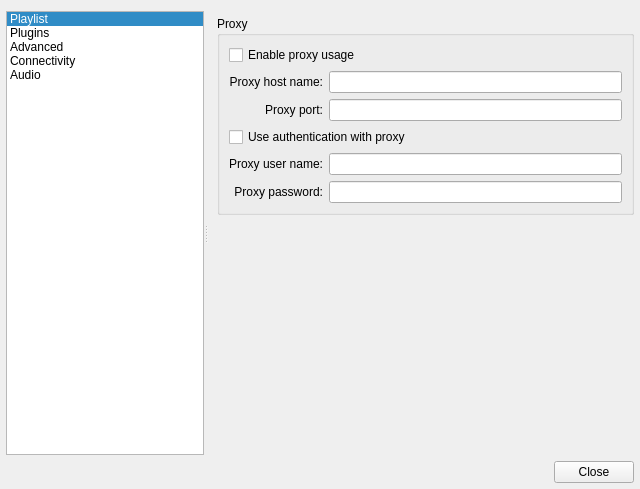
Before: the Qt Designer form src/qmmpui/forms/configdialog.ui in ksv1986/qmmp-staging, drawn with Qt 5.
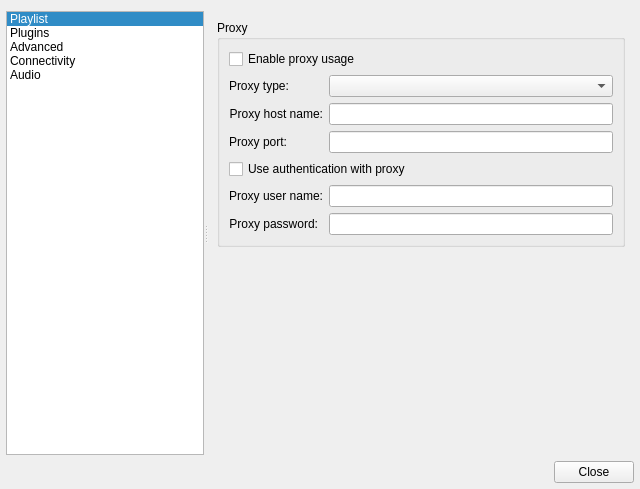
After: the same form once the commit is applied. The open tabs and pages were chosen to show the change. Icons and pictures are not drawn.

Commit message: added socks5 proxy support

The edit to the form file:
```diff
--- a/src/qmmpui/forms/configdialog.ui
+++ b/src/qmmpui/forms/configdialog.ui
@@ -517,19 +517,7 @@
        </layout>
       </widget>
       <widget class="QWidget" name="network">
-       <layout class="QVBoxLayout">
-        <property name="leftMargin">
-         <number>9</number>
-        </property>
-        <property name="topMargin">
-         <number>5</number>
-        </property>
-        <property name="rightMargin">
-         <number>0</number>
-        </property>
-        <property name="bottomMargin">
-         <number>0</number>
-        </property>
+       <layout class="QVBoxLayout" name="verticalLayout_6">
         <item>
          <widget class="QGroupBox" name="groupBox_5">
           <property name="title">
@@ -541,7 +529,7 @@
           <property name="checkable">
            <bool>false</bool>
           </property>
-          <layout class="QGridLayout">
+          <layout class="QFormLayout" name="formLayout">
            <item row="0" column="0" colspan="2">
             <widget class="QCheckBox" name="enableProxyCheckBox">
              <property name="text">
@@ -550,6 +538,16 @@
             </widget>
            </item>
            <item row="1" column="0">
+            <widget class="QLabel" name="label_19">
+             <property name="text">
+              <string>Proxy type:</string>
+             </property>
+            </widget>
+           </item>
+           <item row="1" column="1">
+            <widget class="QComboBox" name="proxyTypeComboBox"/>
+           </item>
+           <item row="2" column="0">
             <widget class="QLabel" name="label_5">
              <property name="text">
               <string>Proxy host name:</string>
@@ -559,10 +557,10 @@
              </property>
             </widget>
            </item>
-           <item row="1" column="1">
+           <item row="2" column="1">
             <widget class="QLineEdit" name="hostLineEdit"/>
            </item>
-           <item row="2" column="0">
+           <item row="3" column="0">
             <widget class="QLabel" name="label_6">
              <property name="text">
               <string>Proxy port:</string>
@@ -572,17 +570,17 @@
              </property>
             </widget>
            </item>
-           <item row="2" column="1">
+           <item row="3" column="1">
             <widget class="QLineEdit" name="portLineEdit"/>
            </item>
-           <item row="3" column="0" colspan="2">
+           <item row="4" column="0" colspan="2">
             <widget class="QCheckBox" name="authProxyCheckBox">
              <property name="text">
               <string>Use authentication with proxy</string>
              </property>
             </widget>
            </item>
-           <item row="4" column="0">
+           <item row="5" column="0">
             <widget class="QLabel" name="label_7">
              <property name="text">
               <string>Proxy user name:</string>
@@ -592,10 +590,10 @@
              </property>
             </widget>
            </item>
-           <item row="4" column="1">
+           <item row="5" column="1">
             <widget class="QLineEdit" name="proxyUserLineEdit"/>
            </item>
-           <item row="5" column="0">
+           <item row="6" column="0">
             <widget class="QLabel" name="label_8">
              <property name="text">
               <string>Proxy password:</string>
@@ -605,7 +603,7 @@
              </property>
             </widget>
            </item>
-           <item row="5" column="1">
+           <item row="6" column="1">
             <widget class="QLineEdit" name="proxyPasswLineEdit">
              <property name="echoMode">
               <enum>QLineEdit::Password</enum>
```
Left out of the diff: 56 changed lines with no effect on the pictures. The commit also changes 9 other files.
